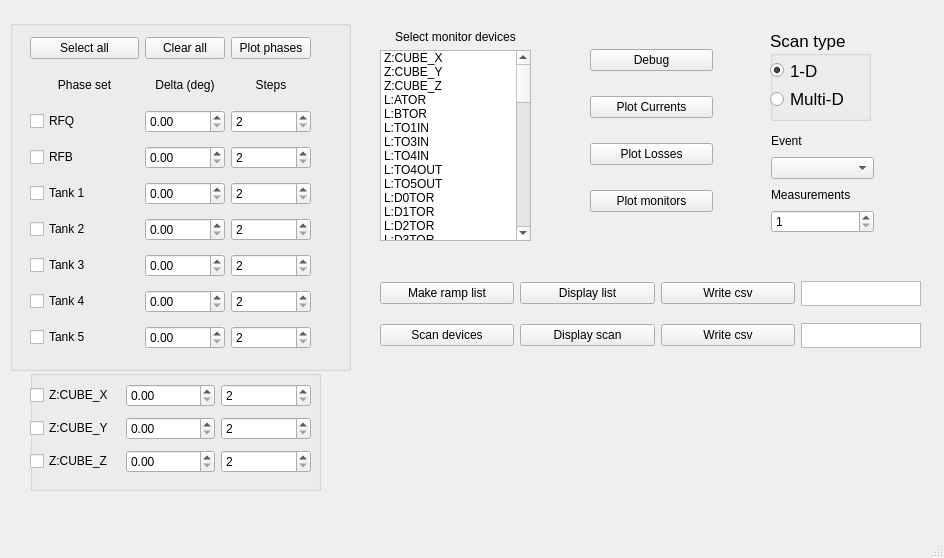
rsharankova/LinacDeviceScan, file gui_window.ui: the form before one commit.
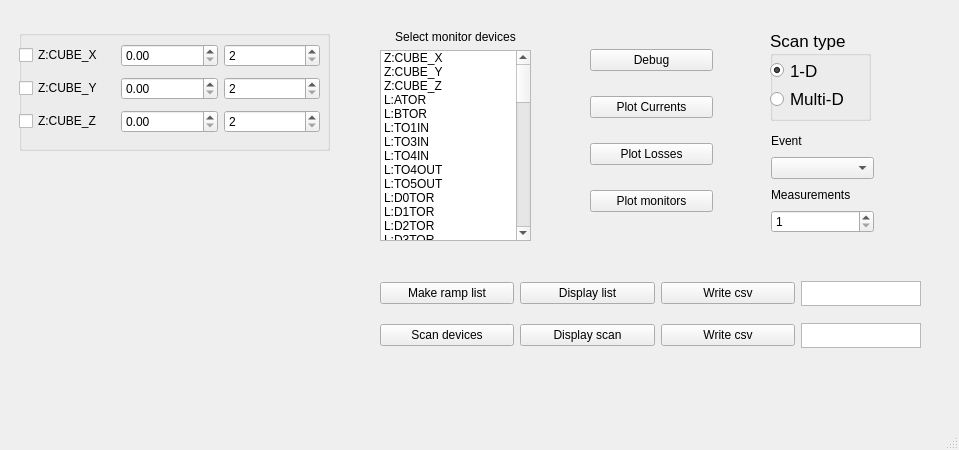
The form after the commit.

Commit message: testing stacked widget

Patch:
```diff
--- a/gui_window.ui
+++ b/gui_window.ui
@@ -6,8 +6,8 @@
    <rect>
     <x>0</x>
     <y>0</y>
-    <width>944</width>
-    <height>558</height>
+    <width>959</width>
+    <height>450</height>
    </rect>
   </property>
   <property name="windowTitle">
@@ -596,12 +596,25 @@
      </item>
     </layout>
    </widget>
+   <widget class="QStackedWidget" name="stackedWidget">
+    <property name="geometry">
+     <rect>
+      <x>10</x>
+      <y>10</y>
+      <width>321</width>
+      <height>381</height>
+     </rect>
+    </property>
+    <property name="currentIndex">
+     <number>0</number>
+    </property>
+    <widget class="QWidget" name="page">
    <widget class="QGroupBox" name="cube_groupBox">
     <property name="geometry">
      <rect>
-      <x>30</x>
-      <y>370</y>
-      <width>291</width>
+        <x>9</x>
+        <y>20</y>
+        <width>311</width>
       <height>121</height>
      </rect>
     </property>
@@ -622,7 +635,7 @@
       <rect>
        <x>0</x>
        <y>10</y>
-       <width>281</width>
+         <width>301</width>
        <height>99</height>
       </rect>
      </property>
@@ -681,12 +694,14 @@
      </layout>
     </widget>
    </widget>
-   <widget class="QGroupBox" name="groupBox_2">
+    </widget>
+    <widget class="QWidget" name="page_2">
+     <widget class="QGroupBox" name="phase_groupBox">
     <property name="geometry">
      <rect>
-      <x>10</x>
+        <x>0</x>
       <y>20</y>
-      <width>341</width>
+        <width>320</width>
       <height>351</height>
      </rect>
     </property>
@@ -701,7 +716,7 @@
       <rect>
        <x>20</x>
        <y>10</y>
-       <width>281</width>
+         <width>291</width>
        <height>332</height>
       </rect>
      </property>
@@ -980,6 +995,8 @@
     </widget>
    </widget>
   </widget>
+   </widget>
+  </widget>
   <widget class="QMenuBar" name="menubar">
    <property name="geometry">
     <rect>
```
Left out of the diff: 66 changed lines with no effect on the pictures. Lines whose indentation alone changed are shown as unchanged. The commit also changes 1 other file.
